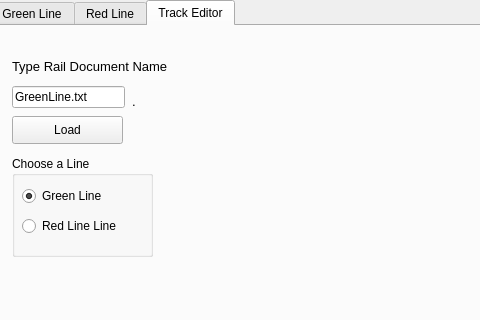
Prem-125/TRAINS, file DevEnv/src/TrackModel/src/trackUIdesign.ui: the form before one commit; both pictures show x 0 to 480 and y 0 to 320 of the 1125 by 798 pixel window.
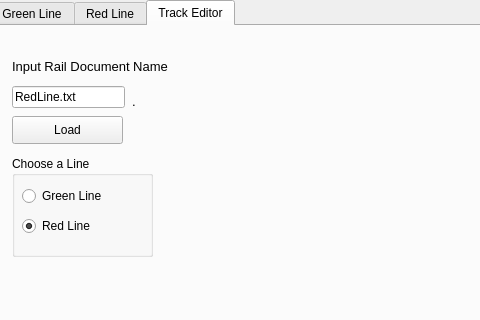
The form after the commit. The open tabs and pages were chosen to show the change.

Commit message: red line track implemented

```diff
--- a/DevEnv/src/TrackModel/src/trackUIdesign.ui
+++ b/DevEnv/src/TrackModel/src/trackUIdesign.ui
@@ -2072,7 +2072,7 @@
       </rect>
      </property>
      <property name="text">
-      <string>&lt;html&gt;&lt;head/&gt;&lt;body&gt;&lt;p&gt;&lt;span style=&quot; font-size:10pt;&quot;&gt;Type Rail Document Name&lt;/span&gt;&lt;/p&gt;&lt;/body&gt;&lt;/html&gt;</string>
+      <string>&lt;html&gt;&lt;head/&gt;&lt;body&gt;&lt;p&gt;&lt;span style=&quot; font-size:10pt;&quot;&gt;Input Rail Document Name&lt;/span&gt;&lt;/p&gt;&lt;/body&gt;&lt;/html&gt;</string>
      </property>
     </widget>
     <widget class="QLineEdit" name="lineEdit">
@@ -2085,7 +2085,7 @@
       </rect>
      </property>
      <property name="text">
-      <string>GreenLine.txt</string>
+      <string>RedLine.txt</string>
      </property>
     </widget>
     <widget class="QPushButton" name="getTrackFileBTN">
@@ -2136,10 +2136,10 @@
        </rect>
       </property>
       <property name="text">
-       <string>Red Line Line</string>
+       <string>Red Line</string>
       </property>
       <property name="checked">
-       <bool>false</bool>
+       <bool>true</bool>
       </property>
      </widget>
      <widget class="QRadioButton" name="upTrackGreen">
@@ -2155,7 +2155,7 @@
        <string>Green Line</string>
       </property>
       <property name="checked">
-       <bool>true</bool>
+       <bool>false</bool>
       </property>
      </widget>
     </widget>
```
Left out of the diff: 6 changed lines with no effect on the pictures. The commit also changes 2 other files.
